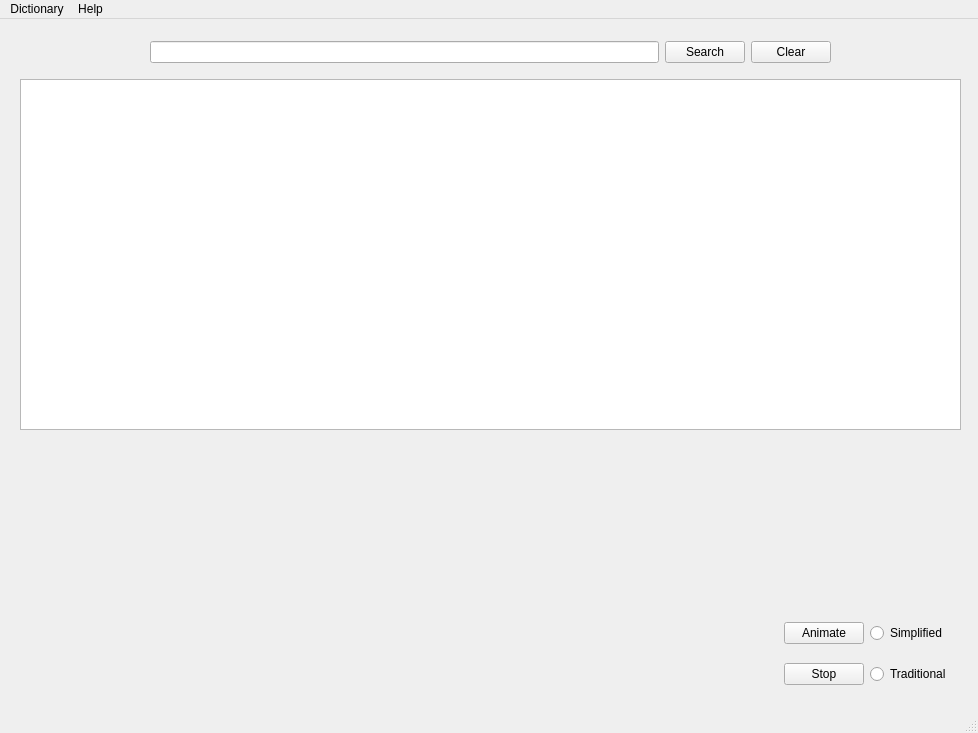
Before: the Qt Designer form mainwindow.ui in LStefanCoder/DictoSinico, drawn with Qt 5.
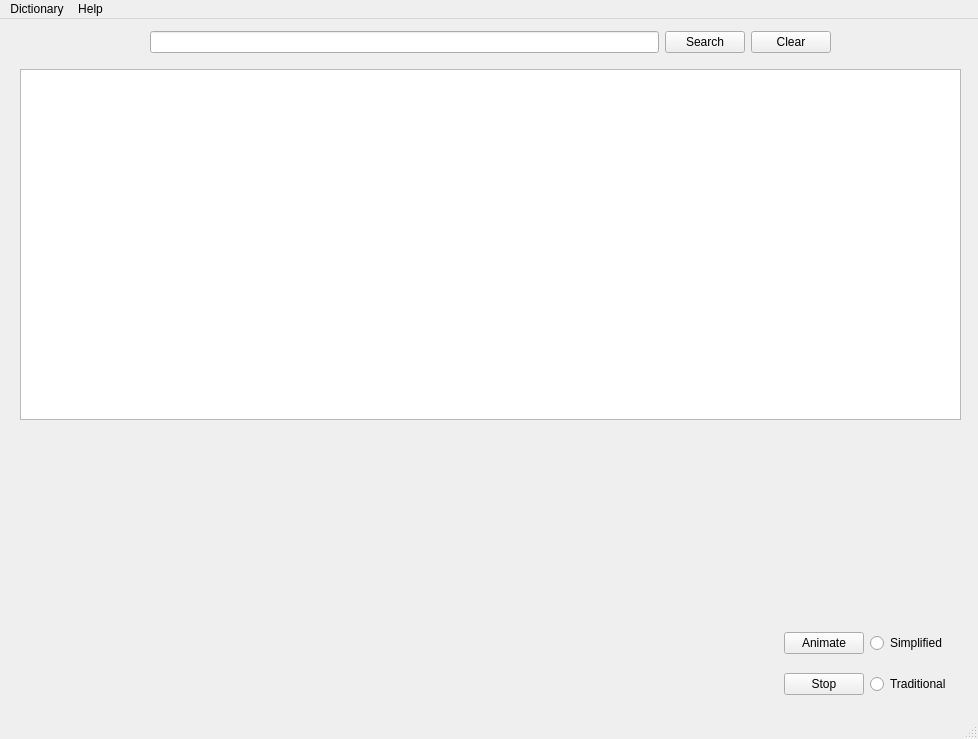
After: the same form once the commit is applied. Custom widgets are drawn as their Qt base class.

Commit message: Added screenshots to the readme and adjusted the UI to allow a 3-row height to the definition label.

What changed in the file:
```diff
--- a/mainwindow.ui
+++ b/mainwindow.ui
@@ -7,7 +7,7 @@
     <x>0</x>
     <y>0</y>
     <width>978</width>
-    <height>733</height>
+    <height>739</height>
    </rect>
   </property>
   <property name="windowTitle">
@@ -24,7 +24,7 @@
     <property name="geometry">
      <rect>
       <x>20</x>
-      <y>60</y>
+      <y>50</y>
       <width>941</width>
       <height>351</height>
      </rect>
@@ -40,8 +40,8 @@
     <property name="geometry">
      <rect>
       <x>20</x>
-      <y>480</y>
-      <width>931</width>
+      <y>460</y>
+      <width>941</width>
       <height>41</height>
      </rect>
     </property>
@@ -64,9 +64,9 @@
     <property name="geometry">
      <rect>
       <x>20</x>
-      <y>530</y>
-      <width>931</width>
-      <height>51</height>
+      <y>510</y>
+      <width>941</width>
+      <height>81</height>
      </rect>
     </property>
     <property name="sizePolicy">
@@ -87,8 +87,8 @@
    <widget class="QLabel" name="hskValue">
     <property name="geometry">
      <rect>
-      <x>880</x>
-      <y>550</y>
+      <x>900</x>
+      <y>570</y>
       <width>51</width>
       <height>16</height>
      </rect>
@@ -106,7 +106,7 @@
     <property name="geometry">
      <rect>
       <x>20</x>
-      <y>590</y>
+      <y>600</y>
       <width>931</width>
       <height>91</height>
      </rect>
@@ -168,11 +168,11 @@
      </item>
     </layout>
    </widget>
-   <widget class="QWidget" name="">
+   <widget class="QWidget" name="layoutWidget">
     <property name="geometry">
      <rect>
       <x>20</x>
-      <y>430</y>
+      <y>410</y>
       <width>941</width>
       <height>41</height>
      </rect>
@@ -216,11 +216,11 @@
      </item>
     </layout>
    </widget>
-   <widget class="QWidget" name="">
+   <widget class="QWidget" name="layoutWidget">
     <property name="geometry">
      <rect>
       <x>150</x>
-      <y>20</y>
+      <y>10</y>
       <width>681</width>
       <height>26</height>
      </rect>
```
The commit also changes 6 other files.
